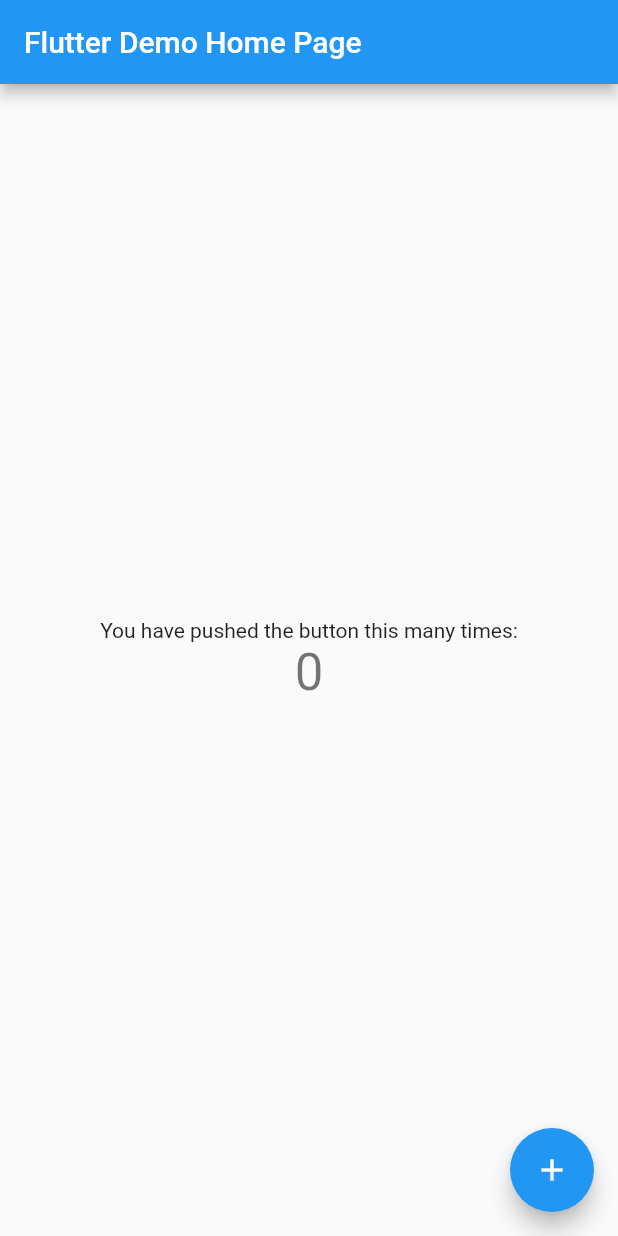
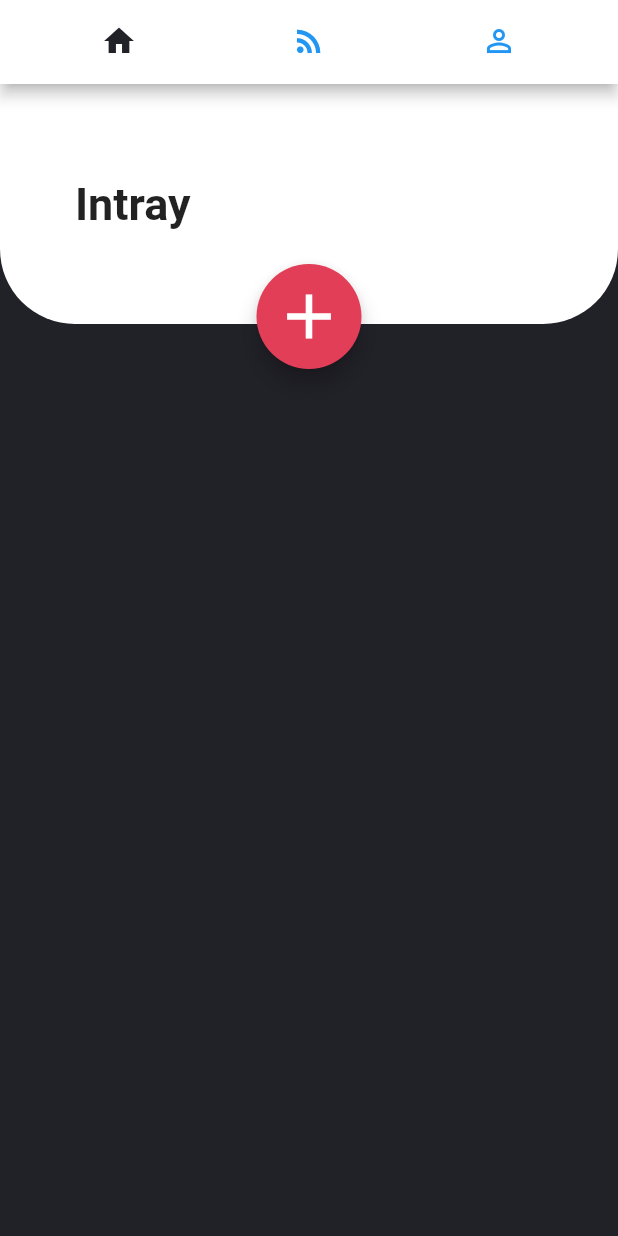
Before and after one commit to GodlyKEapen/TodoApp1, a Flutter app: the screen it shows after launch, on a phone screen of 412 x 824 dp. Run offline on Flutter 3.47's test engine with Material 2 defaults, Android fonts, the phone set to English and light mode, and no system bars; Roboto replaces fonts that are missing (Avenir).

Commit message:
Create intray top bar and button #2

```diff
--- a/App/todoapp/lib/main.dart
+++ b/App/todoapp/lib/main.dart
@@ -1,5 +1,5 @@
 import 'package:flutter/material.dart';
-
+import 'models/global.dart';
 void main() {
   runApp(MyApp());
 }
@@ -9,40 +9,18 @@
   @override
   Widget build(BuildContext context) {
     return MaterialApp(
-      title: 'Flutter Demo',
+      title: 'Todo App',
       theme: ThemeData(
-        // This is the theme of your application.
-        //
-        // Try running your application with "flutter run". You'll see the
-        // application has a blue toolbar. Then, without quitting the app, try
-        // changing the primarySwatch below to Colors.green and then invoke
-        // "hot reload" (press "r" in the console where you ran "flutter run",
-        // or simply save your changes to "hot reload" in a Flutter IDE).
-        // Notice that the counter didn't reset back to zero; the application
-        // is not restarted.
-        primarySwatch: Colors.blue,
-        // This makes the visual density adapt to the platform that you run
-        // the app on. For desktop platforms, the controls will be smaller and
-        // closer together (more dense) than on mobile platforms.
-        visualDensity: VisualDensity.adaptivePlatformDensity,
+
+        primarySwatch: Colors.grey,
       ),
-      home: MyHomePage(title: 'Flutter Demo Home Page'),
+      home: MyHomePage(title: 'Todo app'),
     );
   }
 }
 
 class MyHomePage extends StatefulWidget {
   MyHomePage({Key key, this.title}) : super(key: key);
-
-  // This widget is the home page of your application. It is stateful, meaning
-  // that it has a State object (defined below) that contains fields that affect
-  // how it looks.
-
-  // This class is the configuration for the state. It holds the values (in this
-  // case the title) provided by the parent (in this case the App widget) and
-  // used by the build method of the State. Fields in a Widget subclass are
-  // always marked "final".
-
   final String title;
 
   @override
@@ -50,68 +28,82 @@
 }
 
 class _MyHomePageState extends State<MyHomePage> {
-  int _counter = 0;
-
-  void _incrementCounter() {
-    setState(() {
-      // This call to setState tells the Flutter framework that something has
-      // changed in this State, which causes it to rerun the build method below
-      // so that the display can reflect the updated values. If we changed
-      // _counter without calling setState(), then the build method would not be
-      // called again, and so nothing would appear to happen.
-      _counter++;
-    });
-  }
-
   @override
   Widget build(BuildContext context) {
-    // This method is rerun every time setState is called, for instance as done
-    // by the _incrementCounter method above.
-    //
-    // The Flutter framework has been optimized to make rerunning build methods
-    // fast, so that you can just rebuild anything that needs updating rather
-    // than having to individually change instances of widgets.
-    return Scaffold(
-      appBar: AppBar(
-        // Here we take the value from the MyHomePage object that was created by
-        // the App.build method, and use it to set our appbar title.
-        title: Text(widget.title),
+    return MaterialApp(
+      color: Colors.yellow,
+      home: SafeArea(
+        child: DefaultTabController(
+          length: 3,
+          child: new Scaffold(
+            body: Stack(
+              children: <Widget>[
+                TabBarView(
+                  children: [
+                    new Container(
+                      color: darkGreyColor,
+                    ),
+                    new Container(color: Colors.orange,),
+                    new Container(
+                      color: Colors.lightGreen,
+                    ),
+                  ],
+                ),
+                Container(
+                  padding: EdgeInsets.only(left: 50),
+                  height: 160,
+                  decoration: BoxDecoration(
+                    borderRadius: BorderRadius.only(
+                        bottomLeft: Radius.circular(50),
+                        bottomRight: Radius.circular(50),
+                    ),
+                  color: Colors.white,
+                  ),
+                  child: Row(
+                    mainAxisAlignment: MainAxisAlignment.spaceBetween,
+                    children: <Widget>[
+                      Text("Intray",style: intrayTitleStyle),
+                      Container()
+                    ],
+                  ),
+                ),
+               Container(
+                 width: 70,
+                 height: 70,
+                 margin: EdgeInsets.only(top: 120,left: MediaQuery.of(context).size.width*0.5 - 35),
+                 child: FloatingActionButton(
+                     child: Icon(Icons.add, size:50,),
+                     backgroundColor: redColor,
+                     onPressed: () {},
+               ),
+               ),
+              ],
+            ),
+            appBar: AppBar(
+              title: new TabBar(
+                tabs: [
+                  Tab(
+                    icon: new Icon(Icons.home),
+                  ),
+                  Tab(
+                    icon: new Icon(Icons.rss_feed),
+                  ),
+                  Tab(
+                    icon: new Icon(Icons.perm_identity),
+                  ),
+                ],
+                labelColor: darkGreyColor,
+                unselectedLabelColor: Colors.blue,
+                indicatorSize: TabBarIndicatorSize.label,
+                indicatorPadding: EdgeInsets.all(5.0),
+                indicatorColor: Colors.transparent,
+              ),
+              backgroundColor: Colors.white,
+            ),
+            backgroundColor: Colors.white,
+          ),
+                ),
       ),
-      body: Center(
-        // Center is a layout widget. It takes a single child and positions it
-        // in the middle of the parent.
-        child: Column(
-          // Column is also a layout widget. It takes a list of children and
-          // arranges them vertically. By default, it sizes itself to fit its
-          // children horizontally, and tries to be as tall as its parent.
-          //
-          // Invoke "debug painting" (press "p" in the console, choose the
-          // "Toggle Debug Paint" action from the Flutter Inspector in Android
-          // Studio, or the "Toggle Debug Paint" command in Visual Studio Code)
-          // to see the wireframe for each widget.
-          //
-          // Column has various properties to control how it sizes itself and
-          // how it positions its children. Here we use mainAxisAlignment to
-          // center the children vertically; the main axis here is the vertical
-          // axis because Columns are vertical (the cross axis would be
-          // horizontal).
-          mainAxisAlignment: MainAxisAlignment.center,
-          children: <Widget>[
-            Text(
-              'You have pushed the button this many times:',
-            ),
-            Text(
-              '$_counter',
-              style: Theme.of(context).textTheme.headline4,
-            ),
-          ],
-        ),
-      ),
-      floatingActionButton: FloatingActionButton(
-        onPressed: _incrementCounter,
-        tooltip: 'Increment',
-        child: Icon(Icons.add),
-      ), // This trailing comma makes auto-formatting nicer for build methods.
     );
   }
 }
--- /dev/null
+++ b/App/todoapp/lib/models/global.dart
@@ -0,0 +1,7 @@
+import 'package:flutter/material.dart';
+
+Color darkGreyColor = new Color(0xFF212128);
+Color redColor = new Color(0xFFE33E57);
+
+TextStyle intrayTitleStyle =new TextStyle(
+    fontFamily: 'Avenir', fontWeight: FontWeight.bold, fontSize: 30);
```
